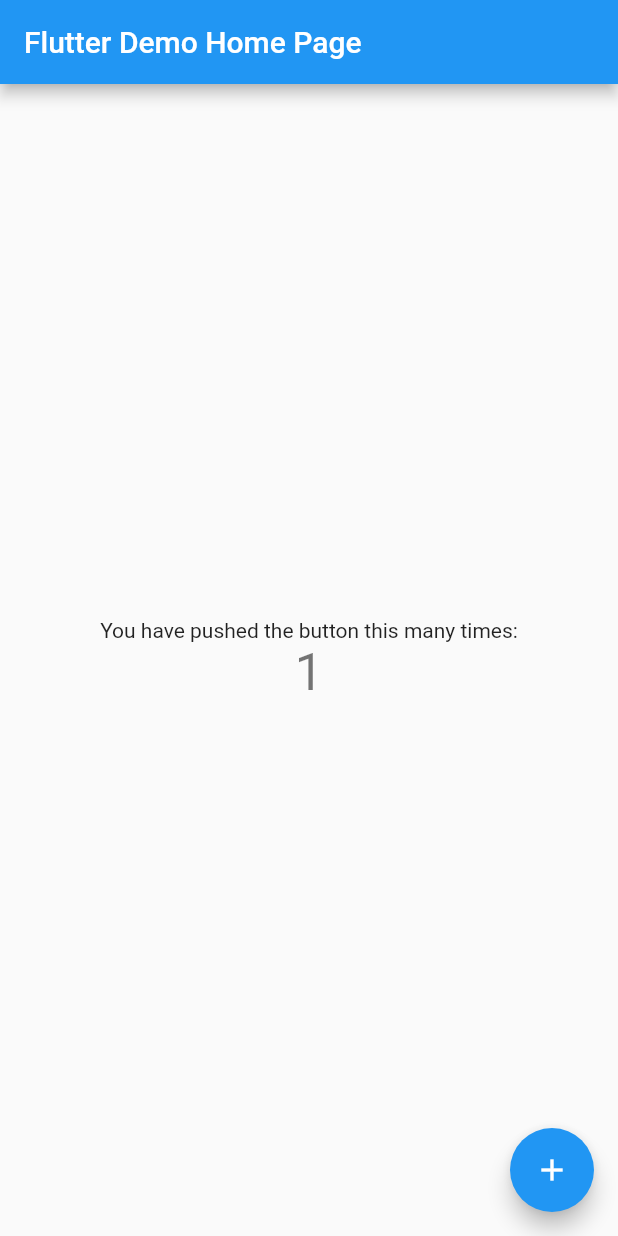
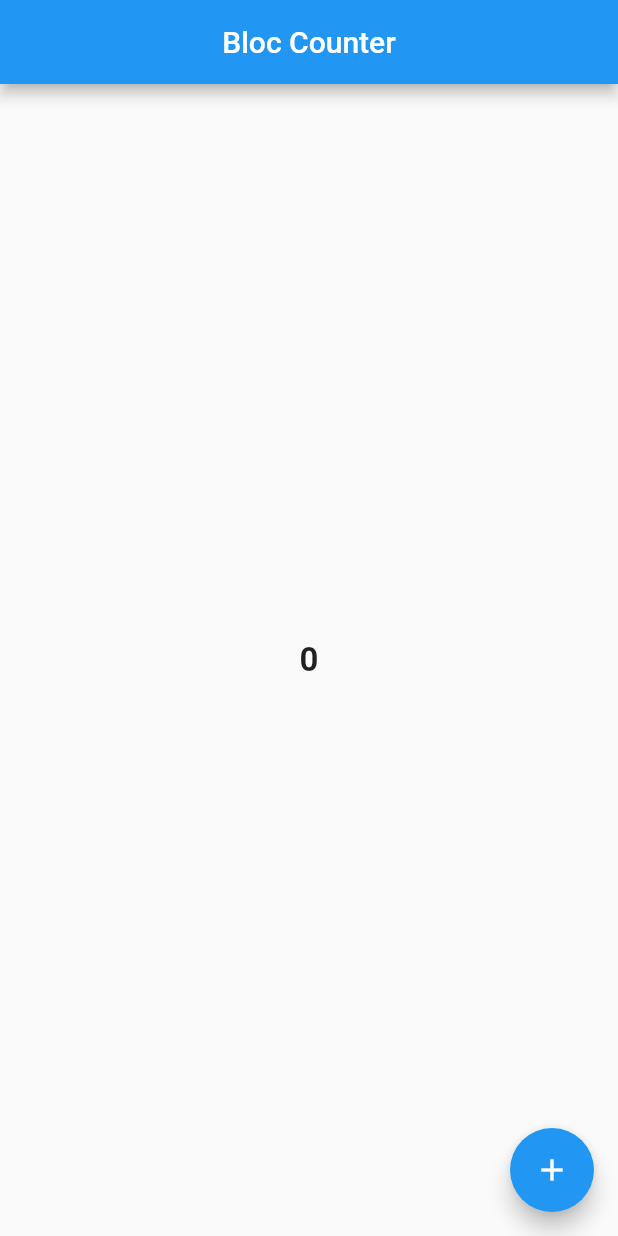
Before and after one commit to Hozefa04/bloc_counter, a Flutter app: the screen it shows after launch, after a tap on the "add" icon, on a phone screen of 412 x 824 dp. Run offline on Flutter 3.47's test engine with Material 2 defaults, Android fonts, the phone set to English and light mode, and no system bars; our stand-ins replace bloc, flutter_bloc.

Commit message:
counter using Bloc

```diff
--- /dev/null
+++ b/lib/cubit/counter_cubit.dart
@@ -0,0 +1,12 @@
+import 'package:bloc/bloc.dart';
+import 'package:meta/meta.dart';
+
+part 'counter_state.dart';
+
+class CounterCubit extends Cubit<CounterState> {
+  int count;
+  CounterCubit(this.count) : super(CounterInitial(count));
+
+  void increment() => emit(CounterIncrement(count++));
+
+}
--- /dev/null
+++ b/lib/cubit/counter_state.dart
@@ -0,0 +1,36 @@
+part of 'counter_cubit.dart';
+
+@immutable
+abstract class CounterState {}
+
+class CounterInitial extends CounterState {
+  final int count;
+  CounterInitial(this.count);
+
+  @override
+  bool operator ==(Object o) {
+    if (identical(this, o)) return true;
+
+    return o is CounterInitial && o.count == count;
+  }
+
+  @override
+  int get hashCode => count.hashCode;
+
+}
+
+class CounterIncrement extends CounterState {
+  final int count;
+  CounterIncrement(this.count);
+
+  @override
+  bool operator ==(Object o) {
+    if (identical(this, o)) return true;
+
+    return o is CounterIncrement && o.count == count;
+  }
+
+  @override
+  int get hashCode => count.hashCode;
+
+}
--- a/lib/main.dart
+++ b/lib/main.dart
@@ -1,4 +1,7 @@
+import 'package:bloc_counter/cubit/counter_cubit.dart';
+import 'package:bloc_counter/screens/home_page.dart';
 import 'package:flutter/material.dart';
+import 'package:flutter_bloc/flutter_bloc.dart';
 
 void main() {
   runApp(const MyApp());
@@ -6,110 +9,18 @@ void main() {
 
 class MyApp extends StatelessWidget {
   const MyApp({Key? key}) : super(key: key);
-
-  // This widget is the root of your application.
   @override
   Widget build(BuildContext context) {
     return MaterialApp(
+      debugShowCheckedModeBanner: false,
       title: 'Flutter Demo',
       theme: ThemeData(
-        // This is the theme of your application.
-        //
-        // Try running your application with "flutter run". You'll see the
-        // application has a blue toolbar. Then, without quitting the app, try
-        // changing the primarySwatch below to Colors.green and then invoke
-        // "hot reload" (press "r" in the console where you ran "flutter run",
-        // or simply save your changes to "hot reload" in a Flutter IDE).
-        // Notice that the counter didn't reset back to zero; the application
-        // is not restarted.
         primarySwatch: Colors.blue,
       ),
-      home: const MyHomePage(title: 'Flutter Demo Home Page'),
+      home: BlocProvider(
+        create: (context) => CounterCubit(0),
+        child: const HomePage(),
+      ),
     );
   }
 }
-
-class MyHomePage extends StatefulWidget {
-  const MyHomePage({Key? key, required this.title}) : super(key: key);
-
-  // This widget is the home page of your application. It is stateful, meaning
-  // that it has a State object (defined below) that contains fields that affect
-  // how it looks.
-
-  // This class is the configuration for the state. It holds the values (in this
-  // case the title) provided by the parent (in this case the App widget) and
-  // used by the build method of the State. Fields in a Widget subclass are
-  // always marked "final".
-
-  final String title;
-
-  @override
-  State<MyHomePage> createState() => _MyHomePageState();
-}
-
-class _MyHomePageState extends State<MyHomePage> {
-  int _counter = 0;
-
-  void _incrementCounter() {
-    setState(() {
-      // This call to setState tells the Flutter framework that something has
-      // changed in this State, which causes it to rerun the build method below
-      // so that the display can reflect the updated values. If we changed
-      // _counter without calling setState(), then the build method would not be
-      // called again, and so nothing would appear to happen.
-      _counter++;
-    });
-  }
-
-  @override
-  Widget build(BuildContext context) {
-    // This method is rerun every time setState is called, for instance as done
-    // by the _incrementCounter method above.
-    //
-    // The Flutter framework has been optimized to make rerunning build methods
-    // fast, so that you can just rebuild anything that needs updating rather
-    // than having to individually change instances of widgets.
-    return Scaffold(
-      appBar: AppBar(
-        // Here we take the value from the MyHomePage object that was created by
-        // the App.build method, and use it to set our appbar title.
-        title: Text(widget.title),
-      ),
-      body: Center(
-        // Center is a layout widget. It takes a single child and positions it
-        // in the middle of the parent.
-        child: Column(
-          // Column is also a layout widget. It takes a list of children and
-          // arranges them vertically. By default, it sizes itself to fit its
-          // children horizontally, and tries to be as tall as its parent.
-          //
-          // Invoke "debug painting" (press "p" in the console, choose the
-          // "Toggle Debug Paint" action from the Flutter Inspector in Android
-          // Studio, or the "Toggle Debug Paint" command in Visual Studio Code)
-          // to see the wireframe for each widget.
-          //
-          // Column has various properties to control how it sizes itself and
-          // how it positions its children. Here we use mainAxisAlignment to
-          // center the children vertically; the main axis here is the vertical
-          // axis because Columns are vertical (the cross axis would be
-          // horizontal).
-          mainAxisAlignment: MainAxisAlignment.center,
-          children: <Widget>[
-            const Text(
-              'You have pushed the button this many times:',
-            ),
-            Text(
-              '$_counter',
-              style: Theme.of(context).textTheme.headline4,
-            ),
-          ],
-        ),
-      ),
-      floatingActionButton: FloatingActionButton(
-        onPressed: _incrementCounter,
-        tooltip: 'Increment',
-        child: const Icon(Icons.add),
-      ), // This trailing comma makes auto-formatting nicer for build methods.
-    );
-  }
-}
--- /dev/null
+++ b/lib/screens/home_page.dart
@@ -0,0 +1,36 @@
+import 'package:bloc_counter/cubit/counter_cubit.dart';
+import 'package:bloc_counter/widgets/counter_text.dart';
+import 'package:flutter/material.dart';
+import 'package:flutter_bloc/flutter_bloc.dart';
+
+class HomePage extends StatelessWidget {
+  const HomePage({Key? key}) : super(key: key);
+
+  @override
+  Widget build(BuildContext context) {
+    return Scaffold(
+      appBar: AppBar(
+        title: const Text("Bloc Counter"),
+        centerTitle: true,
+      ),
+      body: Center(
+        child: BlocBuilder<CounterCubit, CounterState>(
+          builder: (context, state) {
+            if (state is CounterInitial) {
+              return CounterText(text: state.count.toString());
+            } else if (state is CounterIncrement) {
+              return CounterText(text: state.count.toString());
+            }
+            return const CounterText(text: "Error");
+          },
+        ),
+      ),
+      floatingActionButton: FloatingActionButton(
+        onPressed: () => context.read<CounterCubit>().increment(),
+        child: const Icon(
+          Icons.add,
+        ),
+      ),
+    );
+  }
+}
--- /dev/null
+++ b/lib/widgets/counter_text.dart
@@ -0,0 +1,17 @@
+import 'package:flutter/material.dart';
+
+class CounterText extends StatelessWidget {
+  final String text;
+  const CounterText({Key? key, required this.text}) : super(key: key);
+
+  @override
+  Widget build(BuildContext context) {
+    return Text(
+      text,
+      style: const TextStyle(
+        fontSize: 22.0,
+        fontWeight: FontWeight.bold,
+      ),
+    );;
+  }
+}
--- a/pubspec.yaml
+++ b/pubspec.yaml
@@ -34,6 +34,8 @@ dependencies:
   # The following adds the Cupertino Icons font to your application.
   # Use with the CupertinoIcons class for iOS style icons.
   cupertino_icons: ^1.0.2
+  bloc: ^8.0.2
+  flutter_bloc: ^8.0.1
 
 dev_dependencies:
   flutter_test:
```
Also changed, not shown: pubspec.lock.
